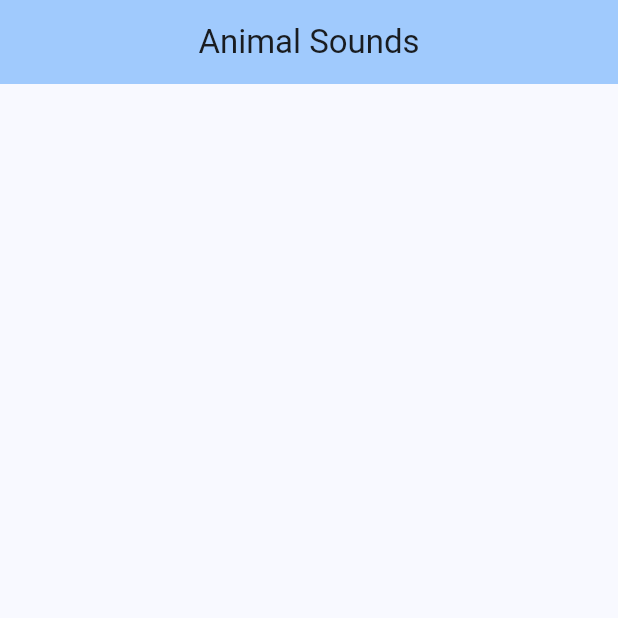
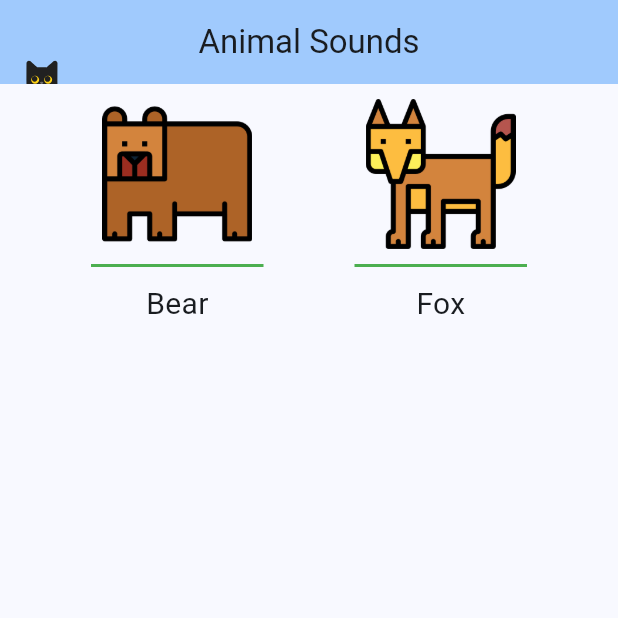
Before and after one commit to gaeunpark7/flutter, a Flutter app: the screen it shows after launch, on a phone screen of 412 x 824 dp, the top half of it. Run offline on Flutter 3.47's test engine with Material 3 defaults, Android fonts, the phone set to English and light mode, and no system bars; our stand-ins replace lottie.

Commit message:
chapter8

```diff
--- a/coding-chefs-flutter/chapter8_animalsounds/lib/main.dart
+++ b/coding-chefs-flutter/chapter8_animalsounds/lib/main.dart
@@ -1,4 +1,6 @@
 import 'package:flutter/material.dart';
+import 'package:flutter/widgets.dart';
+import 'package:lottie/lottie.dart';
 
 void main() {
   runApp(const MyApp());
@@ -10,7 +12,8 @@
   @override
   Widget build(BuildContext context) {
     return MaterialApp(
-      title: "Animal Sounds",
+      debugShowCheckedModeBanner: false, //디버그 배너 제거
+      title: "Animal Sounds", //앱 이름
       theme: ThemeData(colorSchemeSeed: Colors.blue),
       home: const AnimalSounds(),
     );
@@ -27,6 +30,68 @@
         backgroundColor: Theme.of(context).colorScheme.inversePrimary,
         title: const Text("Animal Sounds"),
         centerTitle: true,
+        leading: SizedBox(
+          //앱바 좌측에 lottie 애니메이션 배치
+          height: 50,
+          width: 150,
+          child: Lottie.asset(
+              "lottie/cat.json"), //Image.asset 위젯과 같음. Lottie는 어도비 애프터 이팩트에서 애니메이션을 json형식으로 내보냄.
+        ),
+      ),
+      body: Column(
+        children: [
+          Padding(
+            padding: const EdgeInsets.only(top: 10),
+            child: Row(
+              mainAxisAlignment: MainAxisAlignment.spaceEvenly,
+              children: [
+                Column(
+                  children: [
+                    Image.asset(
+                      "images/bear.png",
+                      height: 100,
+                    ),
+                    Padding(
+                      padding: const EdgeInsets.only(top: 10, bottom: 10),
+                      child:
+                          Container(width: 115, height: 2, color: Colors.green),
+                    ),
+                    const Text("Bear", style: TextStyle(fontSize: 20)),
+                  ],
+                ),
+                Column(
+                  children: [
+                    Image.asset(
+                      "images/fox.png",
+                      height: 100,
+                    ),
+                    Padding(
+                      padding: const EdgeInsets.only(
+                        top: 10,
+                        bottom: 10,
+                      ),
+                      child:
+                          Container(width: 115, height: 2, color: Colors.green),
+                    ),
+                    const Text("Fox", style: TextStyle(fontSize: 20)),
+                  ],
+                ),
+              ],
+            ),
+          ),
+          const Row(
+            children: [
+              Column(),
+              Column(),
+            ],
+          ),
+          const Row(
+            children: [
+              Column(),
+              Column(),
+            ],
+          ),
+        ],
       ),
     );
   }
```
Also changed, not shown: coding-chefs-flutter/chapter8_animalsounds/lib/column.dart (added, +59 -0 lines), coding-chefs-flutter/chapter8_animalsounds/lib/container.dart (added, +38 -0 lines), coding-chefs-flutter/chapter8_animalsounds/lib/row.dart (added, +60 -0 lines), coding-chefs-flutter/chapter8_animalsounds/lottie/cat.json (added, +1 -0 lines), coding-chefs-flutter/chapter8_animalsounds/pubspec.yaml (+2 -12 lines), coding-chefs-flutter/chapter8_animalsounds/images/bear.png (added), coding-chefs-flutter/chapter8_animalsounds/images/camel.png (added), coding-chefs-flutter/chapter8_animalsounds/images/fox.png (added), coding-chefs-flutter/chapter8_animalsounds/images/koala.png (added), coding-chefs-flutter/chapter8_animalsounds/images/lion.png (added), coding-chefs-flutter/chapter8_animalsounds/images/tiger.png (added), coding-chefs-flutter/chapter8_animalsounds/pubspec.lock.
